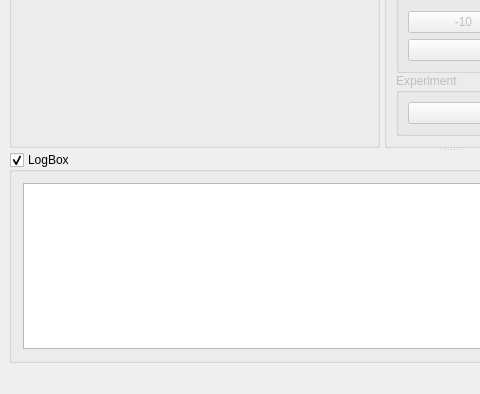
First picture: the form in GUI/mainwindow.ui, repository VojtechSkoumal/ElSpin, before the edit; both pictures show x 0 to 480 and y 326 to 720 of the 903 by 720 pixel window.
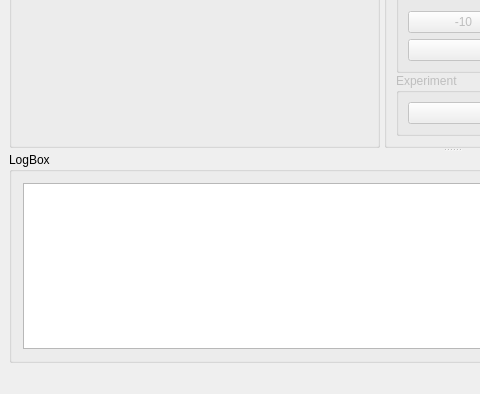
Second picture: the form after the edit.

Commit message: rm: log box hiding

```diff
--- a/GUI/mainwindow.ui
+++ b/GUI/mainwindow.ui
@@ -541,7 +541,7 @@
         <string>LogBox</string>
        </property>
        <property name="checkable">
-        <bool>true</bool>
+        <bool>false</bool>
        </property>
        <layout class="QVBoxLayout" name="verticalLayout_2">
         <property name="leftMargin">
```
The commit also changes 1 other file.
